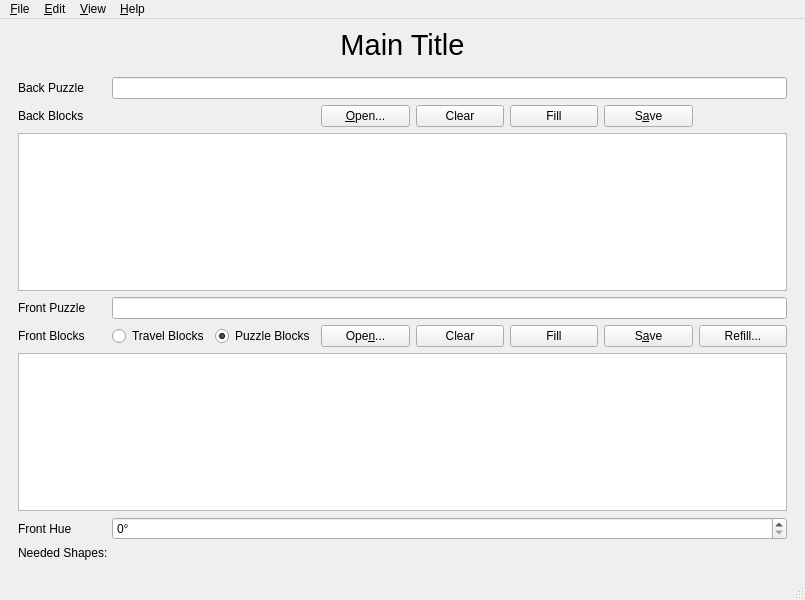
This is four_letter_blocks/main_window.ui in donkirkby/four-letter-blocks as Qt 5 draws it before an edit. The edited form follows.
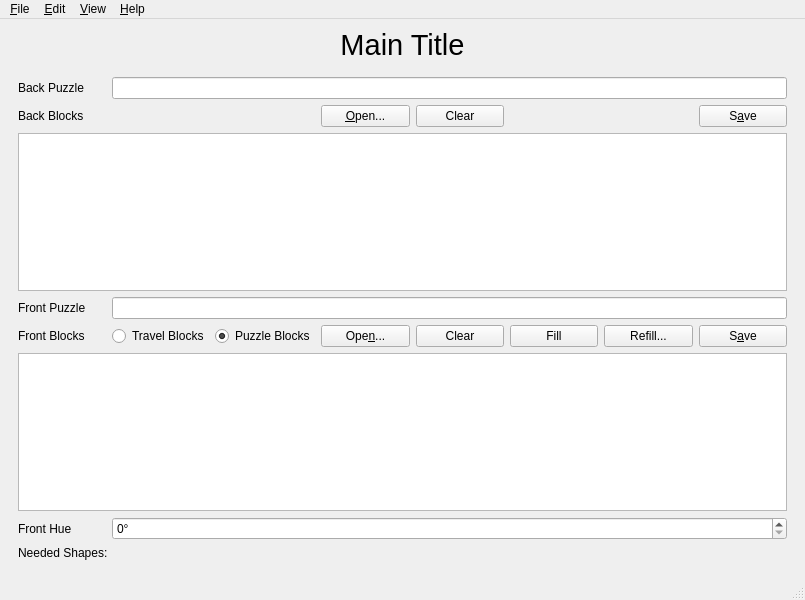
This is the edited form. The open tabs and pages were chosen to show the change. Custom widgets are drawn as their Qt base class.

Commit message:
Make fill thread work for puzzle pairs.
Part of #64.
Support target counts in XPacker, using miniexact_m solver.

The edit to the form file:
```diff
--- a/four_letter_blocks/main_window.ui
+++ b/four_letter_blocks/main_window.ui
@@ -110,13 +110,6 @@
           </property>
          </widget>
         </item>
-        <item row="5" column="6">
-         <widget class="QPushButton" name="back_save_button">
-          <property name="text">
-           <string>S&amp;ave</string>
-          </property>
-         </widget>
-        </item>
         <item row="9" column="5">
          <widget class="QPushButton" name="front_fill_button">
           <property name="text">
@@ -158,13 +151,6 @@
           </property>
          </widget>
         </item>
-        <item row="9" column="7">
-         <widget class="QPushButton" name="front_refill_button">
-          <property name="text">
-           <string>Refill...</string>
-          </property>
-         </widget>
-        </item>
         <item row="5" column="0">
          <widget class="QLabel" name="back_blocks_label">
           <property name="text">
@@ -209,13 +195,6 @@
           </property>
          </widget>
         </item>
-        <item row="5" column="5">
-         <widget class="QPushButton" name="back_fill_button">
-          <property name="text">
-           <string>Fill</string>
-          </property>
-         </widget>
-        </item>
         <item row="9" column="0">
          <widget class="QLabel" name="front_blocks_label">
           <property name="text">
@@ -237,13 +216,6 @@
           </property>
          </widget>
         </item>
-        <item row="9" column="6">
-         <widget class="QPushButton" name="front_save_button">
-          <property name="text">
-           <string>S&amp;ave</string>
-          </property>
-         </widget>
-        </item>
         <item row="7" column="1" colspan="7">
          <widget class="QLineEdit" name="front_name">
           <property name="focusPolicy">
@@ -277,6 +249,27 @@
           </property>
          </spacer>
         </item>
+        <item row="9" column="7">
+         <widget class="QPushButton" name="front_save_button">
+          <property name="text">
+           <string>S&amp;ave</string>
+          </property>
+         </widget>
+        </item>
+        <item row="9" column="6">
+         <widget class="QPushButton" name="front_refill_button">
+          <property name="text">
+           <string>Refill...</string>
+          </property>
+         </widget>
+        </item>
+        <item row="5" column="7">
+         <widget class="QPushButton" name="back_save_button">
+          <property name="text">
+           <string>S&amp;ave</string>
+          </property>
+         </widget>
+        </item>
        </layout>
       </widget>
       <widget class="QWidget" name="set_tab">
```
Left out of the diff: 6 changed lines with no effect on the pictures. The commit also changes 16 other files.
